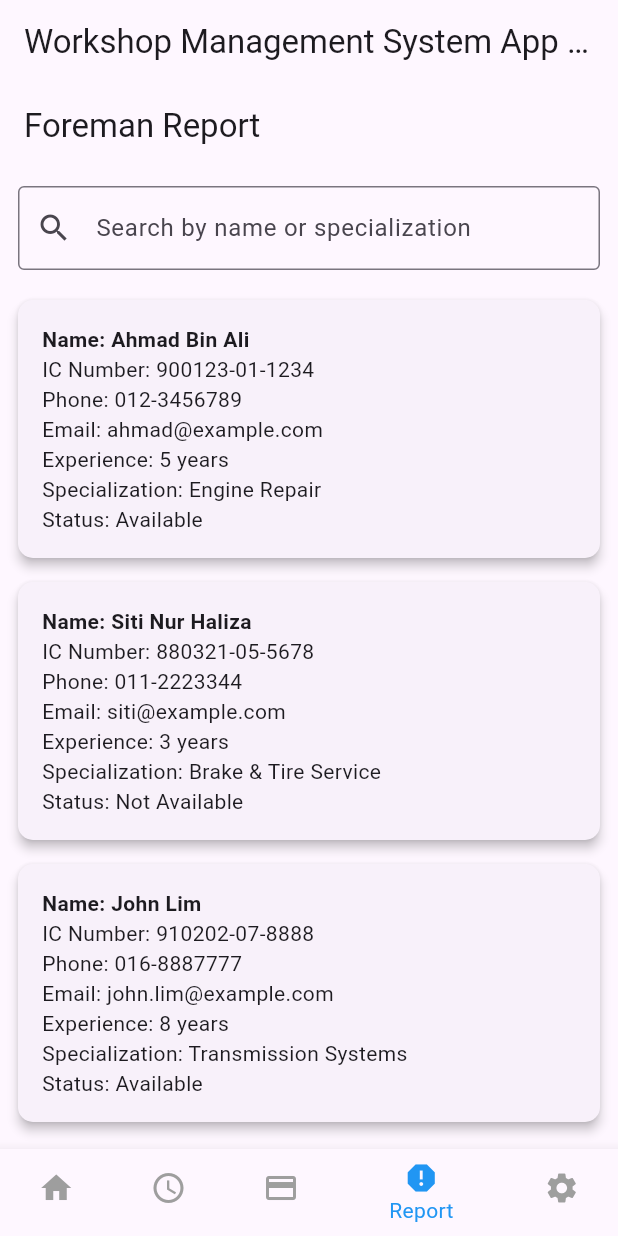
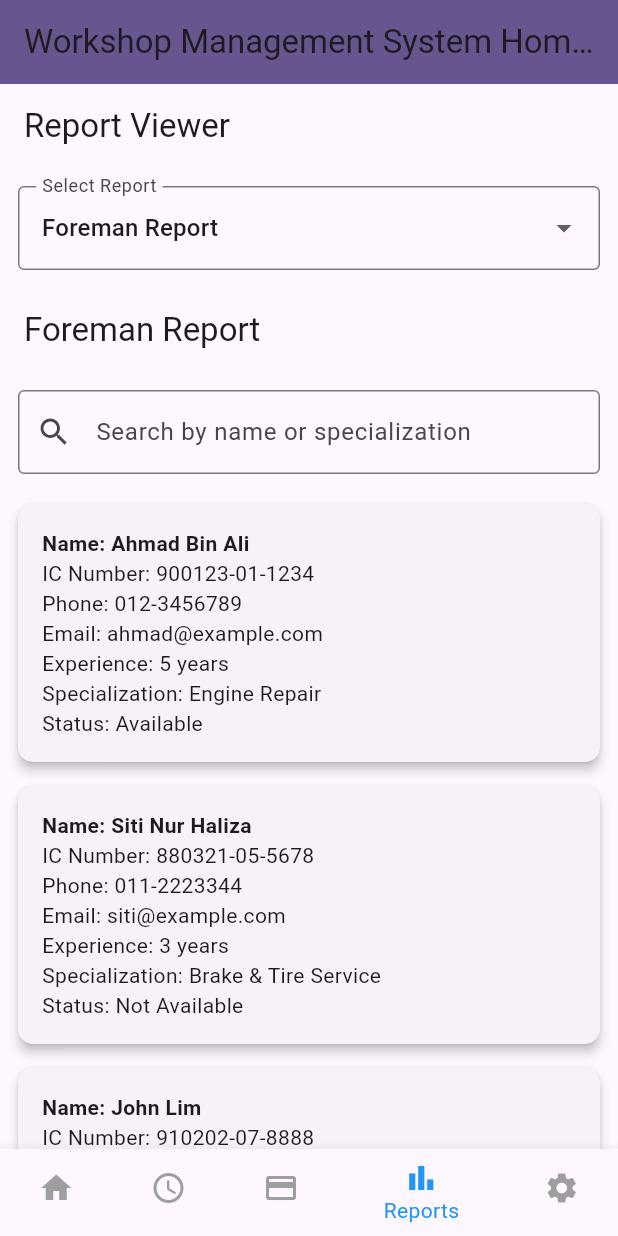
Before and after one commit to IzzatHaikal0/Workshop-Management-System-WMS-Group-7, a Flutter app: the screen it shows after launch, item 4 of the bottom bar chosen, on a phone screen of 412 x 824 dp. Run offline on Flutter 3.47's test engine with Material 3 defaults, Android fonts, the phone set to English and light mode, and no system bars.

Commit message:
edit report

```diff
--- /dev/null
+++ b/lib/Screens/ManageReport/ReportPage.dart
@@ -0,0 +1,51 @@
+import 'package:flutter/material.dart';
+import 'package:workshop_management_system/Screens/ManageReport/ForemanReportPage.dart';
+import 'package:workshop_management_system/Screens/ManageReport/PaymentReportPage.dart';
+
+class ReportPage extends StatefulWidget {
+  const ReportPage({super.key});
+
+  @override
+  State<ReportPage> createState() => _ReportPageState();
+}
+
+class _ReportPageState extends State<ReportPage> {
+  String _selectedReport = 'Foreman Report';
+
+  final List<String> _reportTypes = ['Foreman Report', 'Payment Report'];
+
+  @override
+  Widget build(BuildContext context) {
+    Widget reportView;
+    if (_selectedReport == 'Foreman Report') {
+      reportView = const ForemanReportPage();
+    } else {
+      reportView = const PaymentReportPage();
+    }
+
+    return Scaffold(
+      appBar: AppBar(title: const Text('Report Viewer')),
+      body: Column(
+        children: [
+          Padding(
+            padding: const EdgeInsets.all(12),
+            child: DropdownButtonFormField<String>(
+              value: _selectedReport,
+              decoration: const InputDecoration(
+                labelText: 'Select Report',
+                border: OutlineInputBorder(),
+              ),
+              items: _reportTypes
+                  .map((type) => DropdownMenuItem(value: type, child: Text(type)))
+                  .toList(),
+              onChanged: (value) {
+                setState(() => _selectedReport = value!);
+              },
+            ),
+          ),
+          Expanded(child: reportView),
+        ],
+      ),
+    );
+  }
+}
--- a/lib/main.dart
+++ b/lib/main.dart
@@ -1,7 +1,7 @@
 import 'package:flutter/material.dart';
 import 'package:workshop_management_system/Screens/ManageForemanSchedule/ListSchedulePage.dart';
 import 'package:workshop_management_system/Screens/ManagePayment/ListOfPayment.dart';
-import 'package:workshop_management_system/Screens/ManageReport/ForemanReportPage.dart';
+import 'package:workshop_management_system/Screens/ManageReport/ReportPage.dart'; // <-- Add this
 
 void main() {
   runApp(const MyApp());
@@ -18,7 +18,7 @@ class MyApp extends StatelessWidget {
         colorScheme: ColorScheme.fromSeed(seedColor: Colors.deepPurple),
         useMaterial3: true,
       ),
-      home: const MyHomePage(title: 'Workshop Management System App Home Page'),
+      home: const MyHomePage(title: 'Workshop Management System Home Page'),
     );
   }
 }
@@ -38,8 +38,8 @@ class _MyHomePageState extends State<MyHomePage> {
     const Center(child: Text('Home Page')),
     const SchedulePage(),
     const ListOfPayment(),
-    const ForemanReportPage(),
-    const Center(child: Text('Settings')), // Placeholder
+    const ReportPage(), // <-- Add report page here
+    const Center(child: Text('Settings Page')),
   ];
 
   void _onItemTapped(int index) {
@@ -53,19 +53,36 @@ class _MyHomePageState extends State<MyHomePage> {
     return Scaffold(
       appBar: AppBar(
         title: Text(widget.title),
+        backgroundColor: Theme.of(context).colorScheme.primary,
       ),
       body: _pages[_selectedIndex],
       bottomNavigationBar: BottomNavigationBar(
+        backgroundColor: Colors.white,
+        selectedItemColor: Colors.blue,
+        unselectedItemColor: Colors.grey,
         currentIndex: _selectedIndex,
         onTap: _onItemTapped,
-        selectedItemColor: Colors.blue,
-        unselectedItemColor: Colors.grey,
-        items: const [
-          BottomNavigationBarItem(icon: Icon(Icons.home), label: 'Home'),
-          BottomNavigationBarItem(icon: Icon(Icons.schedule), label: 'Schedule'),
-          BottomNavigationBarItem(icon: Icon(Icons.payment), label: 'Payment'),
-          BottomNavigationBarItem(icon: Icon(Icons.report), label: 'Report'),
-          BottomNavigationBarItem(icon: Icon(Icons.settings), label: 'Settings'),
+        items: const <BottomNavigationBarItem>[
+          BottomNavigationBarItem(
+            icon: Icon(Icons.home),
+            label: 'Home',
+          ),
+          BottomNavigationBarItem(
+            icon: Icon(Icons.schedule),
+            label: 'Schedule',
+          ),
+          BottomNavigationBarItem(
+            icon: Icon(Icons.payment),
+            label: 'Payment',
+          ),
+          BottomNavigationBarItem(
+            icon: Icon(Icons.bar_chart),
+            label: 'Reports',
+          ),
+          BottomNavigationBarItem(
+            icon: Icon(Icons.settings),
+            label: 'Settings',
+          ),
         ],
       ),
     );
--- a/pubspec.yaml
+++ b/pubspec.yaml
@@ -31,9 +31,11 @@ dependencies:
   flutter:
     sdk: flutter
 
+
   # The following adds the Cupertino Icons font to your application.
   # Use with the CupertinoIcons class for iOS style icons.
   cupertino_icons: ^1.0.8
+  intl: ^0.18.1
 
 dev_dependencies:
   flutter_test:
```
Also changed, not shown: lib/Screens/ManageReport/PaymentReportPage.dart (added, +161 -0 lines), pubspec.lock.
